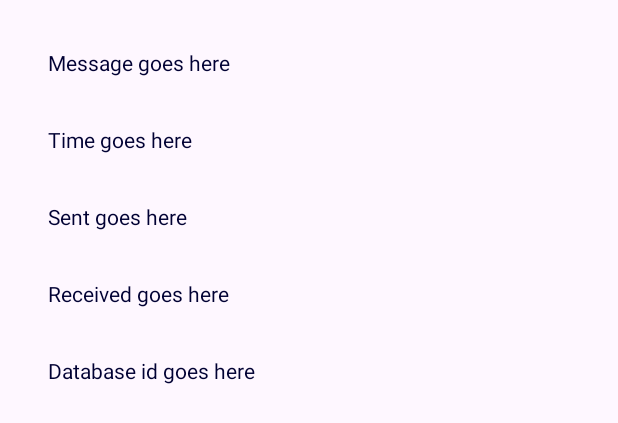
After one commit to TrebleHaaland/CST2335-AndroidLabs, an Android app: the layout details_layout.xml on its own in the app's theme, with its tools: preview values and no code run, on a phone screen of 412 x 824 dp. The commit adds this screen. Shown: the top 423 px of the screen. Run offline under Robolectric (Android 15) with nearby library versions, the phone set to English and light mode, and no system bars.

Commit message:
Lab 8 done

```diff
--- a/app/build.gradle.kts
+++ b/app/build.gradle.kts
@@ -41,8 +41,8 @@ dependencies {
     implementation("com.google.android.material:material:1.10.0")
     implementation("androidx.constraintlayout:constraintlayout:2.1.4")
     implementation("androidx.recyclerview:recyclerview:1.3.2")
-    implementation ("androidx.room:room-runtime:2+")
-    annotationProcessor ("androidx.room:room-compiler:2+")
+    implementation ("androidx.room:room-runtime:2.6.1")
+    annotationProcessor ("androidx.room:room-compiler:2.6.1")
     testImplementation("junit:junit:4.13.2")
     androidTestImplementation("androidx.test.ext:junit:1.1.5")
     androidTestImplementation("androidx.test.espresso:espresso-core:3.5.1")
--- a/app/src/main/java/algonquin/cst2335/emmanuelsandroidlabs/ChatMessage.java
+++ b/app/src/main/java/algonquin/cst2335/emmanuelsandroidlabs/ChatMessage.java
@@ -16,7 +16,7 @@ public class ChatMessage {
     protected boolean isReceivedButton;
     @PrimaryKey(autoGenerate = true)
     @ColumnInfo(name = "id")
-    public int id;
+    public long id;
     public ChatMessage(String message, String timeSent, boolean isSentButton, boolean isReceivedButton) {
         this.message = message;
         this.timeSent = timeSent;
--- a/app/src/main/java/algonquin/cst2335/emmanuelsandroidlabs/ChatRoomViewModel.java
+++ b/app/src/main/java/algonquin/cst2335/emmanuelsandroidlabs/ChatRoomViewModel.java
@@ -7,4 +7,5 @@ import java.util.ArrayList;
 
 public class ChatRoomViewModel extends ViewModel {
     public MutableLiveData<ArrayList<String>> messages = new MutableLiveData< >();
+    public MutableLiveData<ChatMessage> selectedMessage = new MutableLiveData< >();
 }
--- /dev/null
+++ b/app/src/main/res/layout/details_layout.xml
@@ -0,0 +1,53 @@
+<?xml version="1.0" encoding="utf-8"?>
+<androidx.constraintlayout.widget.ConstraintLayout xmlns:android="http://schemas.android.com/apk/res/android"
+    xmlns:app="http://schemas.android.com/apk/res-auto"
+    xmlns:tools="http://schemas.android.com/tools"
+    android:layout_width="match_parent"
+    android:layout_height="match_parent">
+
+    <TextView
+        android:id="@+id/messagesTextView"
+        android:layout_width="wrap_content"
+        android:layout_height="wrap_content"
+        android:layout_marginStart="32dp"
+        android:layout_marginTop="32dp"
+        android:text="Message goes here"
+        app:layout_constraintStart_toStartOf="parent"
+        app:layout_constraintTop_toTopOf="parent" />
+
+    <TextView
+        android:id="@+id/timeTextView"
+        android:layout_width="wrap_content"
+        android:layout_height="wrap_content"
+        android:layout_marginTop="32dp"
+        android:text="Time goes here"
+        app:layout_constraintStart_toStartOf="@+id/messagesTextView"
+        app:layout_constraintTop_toBottomOf="@+id/messagesTextView" />
+
+    <TextView
+        android:id="@+id/sendTextView"
+        android:layout_width="wrap_content"
+        android:layout_height="wrap_content"
+        android:layout_marginTop="32dp"
+        android:text="Sent goes here"
+        app:layout_constraintStart_toStartOf="@+id/timeTextView"
+        app:layout_constraintTop_toBottomOf="@+id/timeTextView" />
+
+    <TextView
+        android:id="@+id/receiveTextView"
+        android:layout_width="wrap_content"
+        android:layout_height="wrap_content"
+        android:layout_marginTop="32dp"
+        android:text="Received goes here"
+        app:layout_constraintStart_toStartOf="@+id/sendTextView"
+        app:layout_constraintTop_toBottomOf="@+id/sendTextView" />
+
+    <TextView
+        android:id="@+id/databaseTextView"
+        android:layout_width="wrap_content"
+        android:layout_height="wrap_content"
+        android:layout_marginTop="32dp"
+        android:text="Database id goes here"
+        app:layout_constraintStart_toStartOf="@+id/receiveTextView"
+        app:layout_constraintTop_toBottomOf="@+id/receiveTextView" />
+</androidx.constraintlayout.widget.ConstraintLayout>
--- a/app/src/main/res/values/colors.xml
+++ b/app/src/main/res/values/colors.xml
@@ -7,4 +7,5 @@
 
     <color name="black">#FF000000</color>
     <color name="white">#FFFFFFFF</color>
+    <color name="purple">#9531DD</color>
 </resources>
--- a/build.gradle.kts
+++ b/build.gradle.kts
@@ -1,4 +1,4 @@
 // Top-level build file where you can add configuration options common to all sub-projects/modules.
 plugins {
-    id("com.android.application") version "8.1.4" apply false
+    id("com.android.application") version "8.2.0" apply false
 }
```
Also changed, not shown: app/src/main/java/algonquin/cst2335/emmanuelsandroidlabs/ChatRoom.java (+23 -9 lines), app/src/main/java/algonquin/cst2335/emmanuelsandroidlabs/data/ChatMessageDAO.java (+3 -4 lines), app/src/main/java/algonquin/cst2335/emmanuelsandroidlabs/data/MessageDetailsFragment.java (added, +34 -0 lines), app/src/main/res/layout-sw720dp/activity_chat_room.xml (renamed from app/src/main/res/layout/receive_message.xml, +44 -44 lines), gradle/wrapper/gradle-wrapper.properties.
